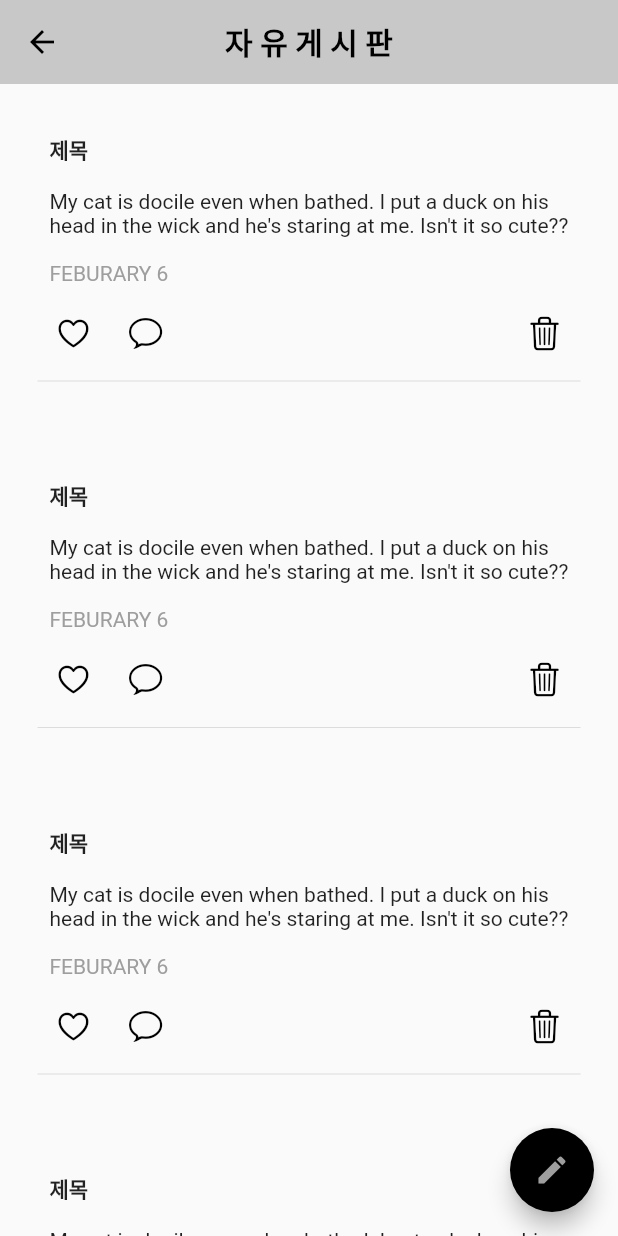
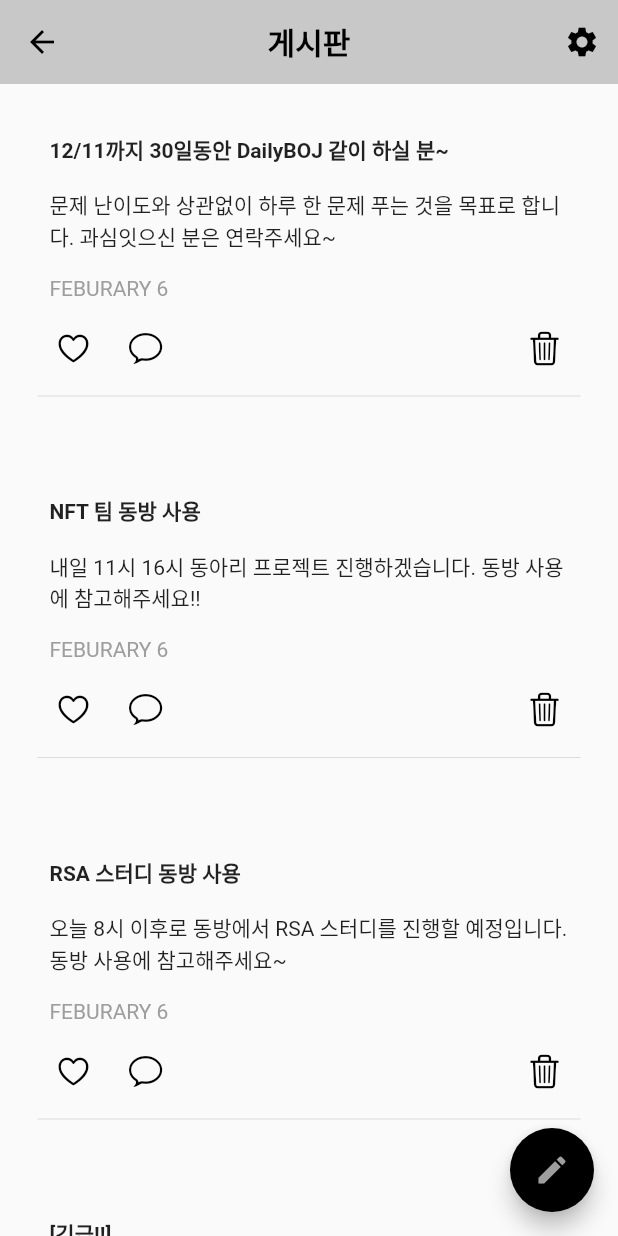
Before and after one commit to ItzTree/NFT-Project1, a Flutter app: the PostPage screen opened directly, on a phone screen of 412 x 824 dp. Run offline on Flutter 3.47's test engine with Material 2 defaults, Android fonts, the phone set to English and light mode, and no system bars; our stand-ins replace convex_bottom_bar.

Commit message:
Update post_page.dart

```diff
--- a/lib/post_page.dart
+++ b/lib/post_page.dart
@@ -3,38 +3,68 @@ import 'package:flutter/material.dart';
 
 import 'comment_popup.dart';
 import 'main.dart';
+import 'main_body.dart';
+import 'mainbody.dart';
+import 'setting_page.dart';
 
 class PostPage extends StatelessWidget {
   const PostPage({super.key});
 
   @override
   Widget build(BuildContext context) {
+    final List<String> textms = [
+      "12/11까지 30일동안 DailyBOJ 같이 하실 분~",
+      "NFT 팀 동방 사용",
+      "RSA 스터디 동방 사용",
+      "[긴급!!]"
+    ];
+    final List<String> textms2 = [
+      "문제 난이도와 상관없이 하루 한 문제 푸는 것을 목표로 합니다. 과심잇으신 분은 연락주세요~",
+      "내일 11시 16시 동아리 프로젝트 진행하겠습니다. 동방 사용에 참고해주세요!!",
+      "오늘 8시 이후로 동방에서 RSA 스터디를 진행할 예정입니다. 동방 사용에 참고해주세요~",
+      "지금 동방에 계신 분 연락 한번만 부탁드립니다!!!"
+    ];
+
     return Scaffold(
       appBar: AppBar(
         leading: IconButton(
             onPressed: () {
-              Navigator.pop(context);
+              Navigator.push(
+                  context, MaterialPageRoute(builder: (_) => MainBody()));
             },
             icon: Icon(
               Icons.arrow_back,
               color: Colors.black,
             )),
         title: Text(
-          '자 유 게 시 판',
+          '게시판',
           style: TextStyle(color: Colors.black, fontWeight: FontWeight.bold),
         ),
         centerTitle: true,
         elevation: 0,
         backgroundColor: sscctalkPrimaryColor,
+        actions: [
+          IconButton(
+            icon: Icon(Icons.settings),
+            color: Colors.black,
+            onPressed: (() {
+              Navigator.push(
+                context,
+                MaterialPageRoute(builder: (_) => SettingPage()),
+              );
+            }),
+          ),
+        ],
       ),
       body: ListView.builder(
-        itemCount: 10,
+        itemCount: textms.length,
         itemBuilder: (context, index) {
-          return Feed();
+          String textm = textms[index];
+          String textm2 = textms2[index];
+          return Feed(txtmessage: textm, txtmessage2: textm2);
         },
       ),
       floatingActionButton: FloatingActionButton(
-        heroTag: 'postFAB',
         onPressed: () {
           Navigator.push(
             context,
@@ -55,7 +85,12 @@ class PostPage extends StatelessWidget {
 class Feed extends StatefulWidget {
   const Feed({
     Key? key,
+    required this.txtmessage,
+    required this.txtmessage2,
   }) : super(key: key);
+
+  final String txtmessage;
+  final String txtmessage2;
 
   // 이미지를 담을 변수    아래가 private한 클래스여서!
   @override
@@ -76,7 +111,7 @@ class _FeedState extends State<Feed> {
           Padding(
             padding: const EdgeInsets.all(8.0),
             child: Text(
-              "제목",
+              widget.txtmessage,
               style: TextStyle(
                 fontWeight: FontWeight.bold,
               ),
@@ -87,7 +122,7 @@ class _FeedState extends State<Feed> {
           Padding(
             padding: const EdgeInsets.all(8.0),
             child: Text(
-              "My cat is docile even when bathed. I put a duck on his head in the wick and he's staring at me. Isn't it so cute??",
+              widget.txtmessage2,
             ),
           ),
 
@@ -175,7 +210,7 @@ class Messagetext extends StatelessWidget {
                 "글쓰기",
                 style: TextStyle(
                   fontWeight: FontWeight.w900,
-                  fontSize: 28,
+                  fontSize: 32,
                 ),
               ),
               SizedBox(height: 15),
@@ -196,7 +231,7 @@ class Messagetext extends StatelessWidget {
                 ),
               ),
               Container(
-                height: 120,
+                height: 150,
                 width: 500,
                 child: SizedBox(
                   child: TextField(
@@ -218,27 +253,18 @@ class Messagetext extends StatelessWidget {
               //   },
               //   title: Text("작성"),
               // ),
-              //SizedBox(height: 10),
-              Center(
-                child: SizedBox(
-                  width: 200,
-                  height: 40,
-                  child: ElevatedButton(
+              SizedBox(height: 200),
+              Row(
+                children: [
+                  Spacer(),
+                  ElevatedButton(
                       onPressed: () {
                         Navigator.pop(context);
                       },
-                      style: ElevatedButton.styleFrom(
-                          primary: sscctalkPrimaryColor, elevation: 0),
-                      child: Text(
-                        "작성하기",
-                        style: TextStyle(
-                          color: Colors.black,
-                          fontSize: 15,
-                          fontWeight: FontWeight.bold,
-                        ),
-                      )),
-                ),
-              )
+                      style: ElevatedButton.styleFrom(primary: Colors.blueGrey),
+                      child: Text("작성"))
+                ],
+              ),
               // Container(
               //   width: 100,
               //   child: ElevatedButton(
```
